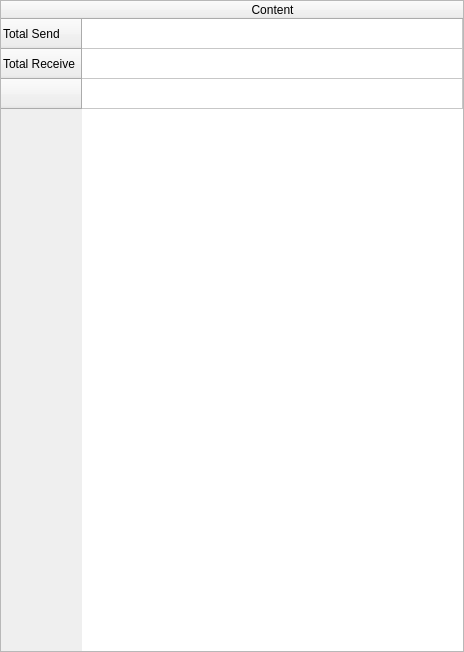
This is src/hongbao/msgsummary.ui in yzs15/hongbao-exp-front-end as Qt 5 draws it before an edit. The edited form follows.
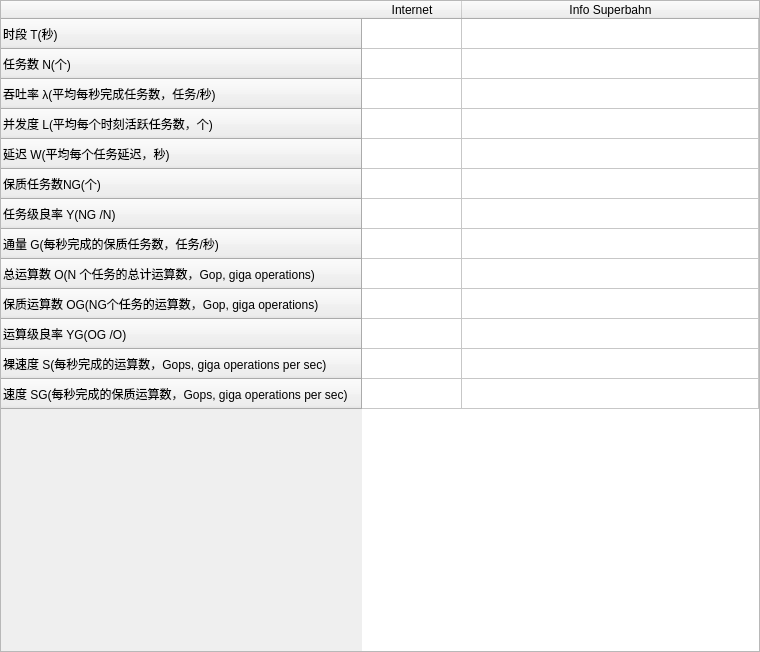
This is the edited form.

Commit message: superbahn and internet work

Patch:
```diff
--- a/src/hongbao/msgsummary.ui
+++ b/src/hongbao/msgsummary.ui
@@ -6,7 +6,7 @@
    <rect>
     <x>0</x>
     <y>0</y>
-    <width>464</width>
+    <width>760</width>
     <height>652</height>
    </rect>
   </property>
@@ -39,22 +39,77 @@
      </attribute>
      <row>
       <property name="text">
-       <string>Total Send</string>
+       <string>时段 T(秒)</string>
       </property>
      </row>
      <row>
       <property name="text">
-       <string>Total Receive</string>
+       <string>任务数 N(个)</string>
       </property>
      </row>
      <row>
       <property name="text">
-       <string/>
+       <string>吞吐率 λ(平均每秒完成任务数，任务/秒)</string>
       </property>
      </row>
+     <row>
+      <property name="text">
+       <string>并发度 L(平均每个时刻活跃任务数，个)</string>
+      </property>
+     </row>
+     <row>
+      <property name="text">
+       <string>延迟 W(平均每个任务延迟，秒)</string>
+      </property>
+     </row>
+     <row>
+      <property name="text">
+       <string>保质任务数NG(个)</string>
+      </property>
+     </row>
+     <row>
+      <property name="text">
+       <string>任务级良率 Y(NG /N)</string>
+      </property>
+     </row>
+     <row>
+      <property name="text">
+       <string>通量 G(每秒完成的保质任务数，任务/秒)</string>
+      </property>
+     </row>
+     <row>
+      <property name="text">
+       <string>总运算数 O(N 个任务的总计运算数，Gop, giga operations)</string>
+      </property>
+     </row>
+     <row>
+      <property name="text">
+       <string>保质运算数 OG(NG个任务的运算数，Gop, giga operations)</string>
+      </property>
+     </row>
+     <row>
+      <property name="text">
+       <string>运算级良率 YG(OG /O)</string>
+      </property>
+     </row>
+     <row>
+      <property name="text">
+       <string>裸速度 S(每秒完成的运算数，Gops, giga operations per sec)</string>
+      </property>
+     </row>
+     <row>
+      <property name="text">
+       <string>速度 SG(每秒完成的保质运算数，Gops, giga operations per sec)</string>
+      </property>
+     </row>
      <column>
       <property name="text">
-       <string>Content</string>
+       <string>Internet</string>
+      </property>
+     </column>
+     <column>
+      <property name="text">
+       <string>Info Superbahn</string>
       </property>
      </column>
     </widget>
```
The commit also changes 58 other files.
